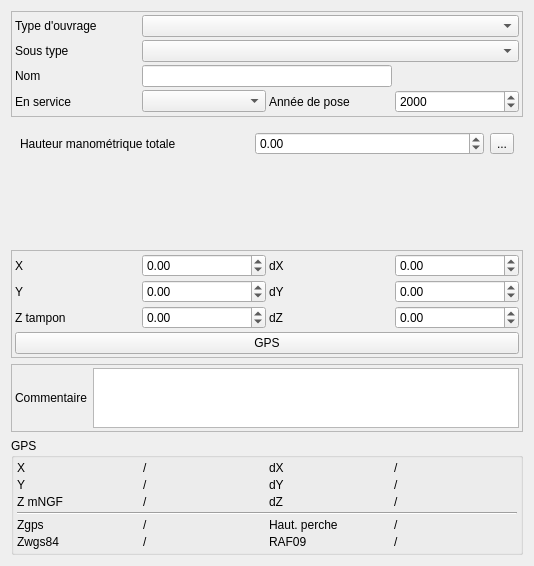
The window that Lamia/toolprepro/base2_eaupotable/lamiabaseeaupotable_noeud_tool_ui.ui (Artelia/Lamia) describes before a commit, drawn with Qt 5.
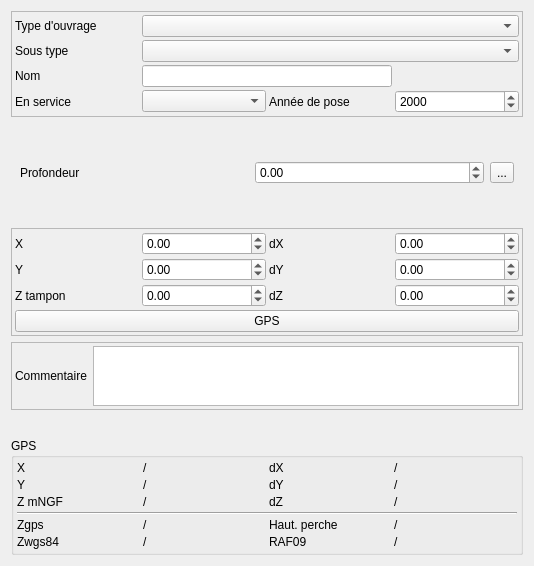
The same window after the commit.

```diff
--- a/Lamia/toolprepro/base2_eaupotable/lamiabaseeaupotable_noeud_tool_ui.ui
+++ b/Lamia/toolprepro/base2_eaupotable/lamiabaseeaupotable_noeud_tool_ui.ui
@@ -89,7 +89,7 @@
    <item>
     <widget class="QStackedWidget" name="stackedWidget">
      <property name="currentIndex">
-      <number>0</number>
+      <number>3</number>
      </property>
      <widget class="QWidget" name="Regard">
       <layout class="QGridLayout" name="gridLayout_2">
@@ -322,6 +322,34 @@
        </item>
       </layout>
      </widget>
+     <widget class="QWidget" name="page">
+      <layout class="QGridLayout" name="gridLayout_6">
+       <item row="0" column="1">
+        <widget class="QDoubleSpinBox" name="doubleSpinBox_prof">
+         <property name="minimum">
+          <double>-1.000000000000000</double>
+         </property>
+         <property name="maximum">
+          <double>9999.000000000000000</double>
+         </property>
+        </widget>
+       </item>
+       <item row="0" column="0">
+        <widget class="QLabel" name="label_32">
+         <property name="text">
+          <string>Profondeur</string>
+         </property>
+        </widget>
+       </item>
+       <item row="0" column="2">
+        <widget class="QToolButton" name="toolButton_prof">
+         <property name="text">
+          <string>...</string>
+         </property>
+        </widget>
+       </item>
+      </layout>
+     </widget>
      <widget class="QWidget" name="autre"/>
     </widget>
    </item>
```
